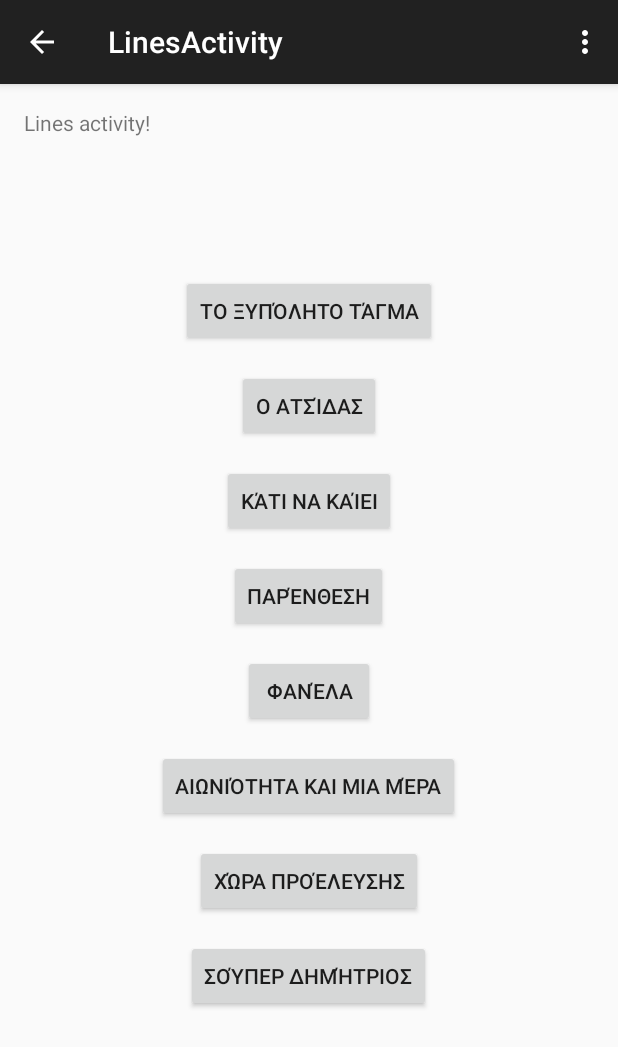
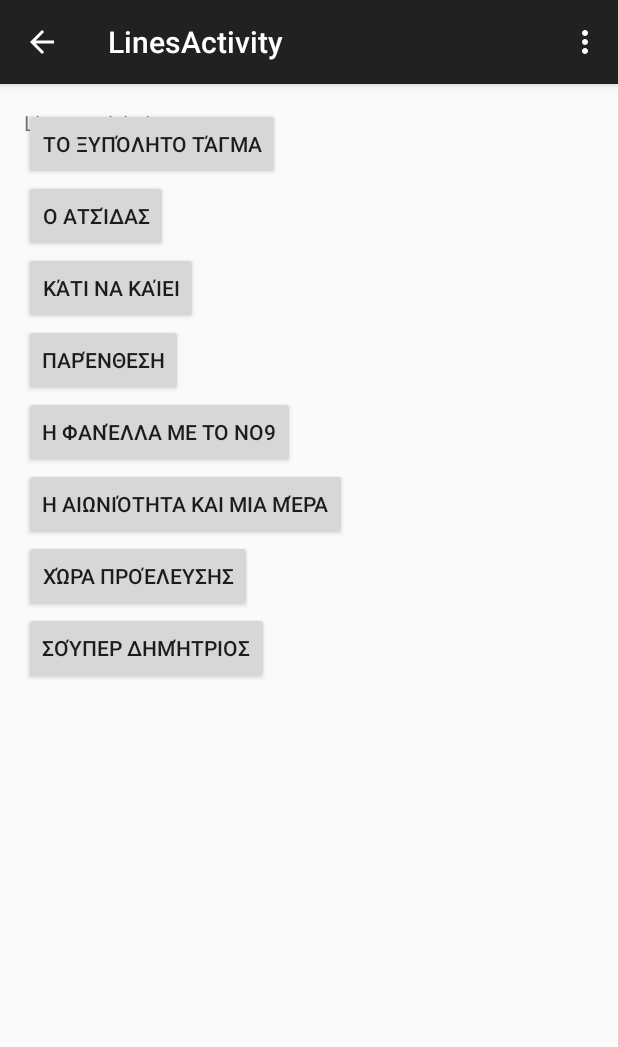
Before and after one commit to OSWINDS/CineMetro, an Android app: the LinesActivity screen opened directly, with no data from a screen before it, on a phone screen of 412 x 824 dp. Shown: the top 1047 px of the screen. Run offline under Robolectric (Android 15) with nearby library versions, the phone set to English and light mode, and no system bars.

Commit message:
ViewStation and Rate gets data from db. Missing the correct photos

```diff
--- a/app/src/main/java/cinemetroproject/cinemetro/LinesActivity.java
+++ b/app/src/main/java/cinemetroproject/cinemetro/LinesActivity.java
@@ -3,22 +3,37 @@ package cinemetroproject.cinemetro;
 import android.content.Intent;
 import android.support.v7.app.ActionBarActivity;
 import android.os.Bundle;
+import android.view.Gravity;
 import android.view.Menu;
 import android.view.MenuItem;
 import android.view.View;
+import android.view.ViewGroup;
 import android.widget.Button;
+import android.widget.LinearLayout;
 
 import cinemetroproject.cinemetro.R;
 
 public class LinesActivity extends ActionBarActivity {
+
+
+    private LinearLayout scrollView;
 
     @Override
     protected void onCreate(Bundle savedInstanceState) {
         super.onCreate(savedInstanceState);
         setContentView(R.layout.activity_lines);
 
-        Button stationButton = (Button) findViewById(R.id.station1);
-        stationButton.setOnClickListener(stationButtonOnClickListener);
+        scrollView = (LinearLayout)findViewById(R.id.scrollView);
+
+        for (int i=0; i<8; i++) {
+            Button stationButton = new Button(this);
+            stationButton.setText(dbAdapter.getInstance().getMovies().get(i).getTitle());
+            stationButton.setLayoutParams(new ViewGroup.LayoutParams(ViewGroup.LayoutParams.WRAP_CONTENT, ViewGroup.LayoutParams.WRAP_CONTENT));
+            stationButton.setId(i+7);
+            stationButton.setOnClickListener(stationButtonOnClickListener);
+            scrollView.addView(stationButton);
+        }
+
     }
 
 
@@ -46,7 +61,9 @@ public class LinesActivity extends ActionBarActivity {
         @Override
         public void onClick(View view) {
 
+
             Intent intent = new Intent(LinesActivity.this, ViewStation.class);
+            intent.putExtra("button_id", view.getId());
             LinesActivity.this.startActivity(intent);
             finish();
         }};
--- a/app/src/main/java/cinemetroproject/cinemetro/ViewStation.java
+++ b/app/src/main/java/cinemetroproject/cinemetro/ViewStation.java
@@ -23,6 +23,8 @@ import java.util.ArrayList;
  */
 public class ViewStation extends ActionBarActivity {
 
+    private int idStation;
+    private int actors; //count of actors
     private ImageView imageMovie;
     private TextView textViewTitle;
     private LinearLayout inHorizontalScrollView;
@@ -37,23 +39,27 @@ public class ViewStation extends ActionBarActivity {
         //setTheme(android.R.style.Theme_Light_Panel);
         super.onCreate(savedInstanceState);
         setContentView(R.layout.activity_view_station);
+
+        Intent intent = getIntent();
+        idStation = intent.getIntExtra("button_id", 0);
+
+        actors = dbAdapter.getInstance().getMovieByStation(idStation).getActors().size();
+
         inHorizontalScrollView = (LinearLayout)findViewById(R.id.actorsHsw);
 
         imageMovie =(ImageView)findViewById(R.id.imageMovie);
         imageMovie.setImageResource(R.drawable.image_08);
 
         textViewTitle =(TextView)findViewById(R.id.titleYear);
-        // ------------->>>>>>>>>>>>>>>>>>> edwwwwwwwwwwwwwwwwwwwwwww
-        textViewTitle.setText(dbAdapter.getInstance().getMovieByStation(7).getTitle());
-
+        textViewTitle.setText(dbAdapter.getInstance().getMovieByStation(idStation).getTitle() + dbAdapter.getInstance().getMovieByStation(idStation).getYear() + "\n");
 
         textViewDirector = (TextView)findViewById(R.id.director);
-        textViewDirector.setText("Σκηνοθεσία: Γιάννης Δαλιανίδης \n");
+        textViewDirector.setText("Σκηνοθεσία: " + dbAdapter.getInstance().getMovieByStation(idStation).getDirector() + "\n");
 
-        for (int i=0; i<15; i++) {
+        for (int i=0; i<actors; i++) {
             Button imageActor = new Button(this);
             imageActor.setBackgroundResource(R.drawable.zervos);
-            imageActor.setText("Ζερβος Παντελής");
+            imageActor.setText(dbAdapter.getInstance().getMovieByStation(idStation).getActors().get(i));
             imageActor.setGravity(Gravity.BOTTOM | Gravity.CENTER);
             imageActor.setMaxHeight(5);
             imageActor.setMaxWidth(10);
@@ -62,8 +68,7 @@ public class ViewStation extends ActionBarActivity {
         }
 
         textViewInfo = (TextView)findViewById(R.id.info);
-        textViewInfo.setText("Δύο αδέρφια προσπαθούν να ισορροπήσουν ανάμεσα στις αισθηματικές τους σχέσεις και στις συντηρητικές αρχές της πατρικής οικίας τους. \n" +
-                "Εξ ολοκλήρου γυρισμένη στην Θεσσαλονίκη: Πανόραμα, περιοχή Ανθέων, Κέντρο Θεσσαλονίκης");
+        textViewInfo.setText(dbAdapter.getInstance().getMovieByStation(idStation).getDescription());
 
         goAheadButton = (Button) findViewById(R.id.go_ahead_button);
         goAheadButton.setOnClickListener(goAheadButtonOnClickListener);
--- a/app/src/main/res/layout/activity_lines.xml
+++ b/app/src/main/res/layout/activity_lines.xml
@@ -15,120 +15,14 @@
         android:id="@+id/textView" />
 
     <ScrollView
-        android:layout_width="fill_parent"
-        android:layout_height="fill_parent" >
-
+        android:layout_width="match_parent"
+        android:layout_height="wrap_content">
         <LinearLayout
-            android:layout_width="fill_parent"
+            android:id="@+id/scrollView"
+            android:layout_width="wrap_content"
             android:layout_height="wrap_content"
-            android:orientation="vertical" >
-
-            <Button
-                android:layout_width="wrap_content"
-                android:layout_height="wrap_content"
-                android:text="Το Ξυπόλητο Τάγμα"
-                android:id="@+id/station1"
-                android:layout_below="@+id/textView"
-                android:layout_alignParentLeft="true"
-                android:layout_alignParentStart="true"
-                android:layout_marginTop="111dp"
-                android:layout_gravity="center_horizontal"
-                android:layout_alignParentRight="true"
-                android:layout_alignParentEnd="true" />
-
-            <Button
-                android:layout_width="wrap_content"
-                android:layout_height="wrap_content"
-                android:text="Ο Ατσίδας"
-                android:id="@+id/station2"
-                android:layout_below="@+id/textView"
-                android:layout_alignParentLeft="true"
-                android:layout_alignParentStart="true"
-                android:layout_marginTop="15dp"
-                android:layout_gravity="center_horizontal"
-                android:layout_alignParentRight="true"
-                android:layout_alignParentEnd="true" />
-
-            <Button
-                android:layout_width="wrap_content"
-                android:layout_height="wrap_content"
-                android:text="Κάτι να καίει"
-                android:id="@+id/station3"
-                android:layout_below="@+id/textView"
-                android:layout_alignParentLeft="true"
-                android:layout_alignParentStart="true"
-                android:layout_marginTop="15dp"
-                android:layout_gravity="center_horizontal"
-                android:layout_alignParentRight="true"
-                android:layout_alignParentEnd="true" />
-
-            <Button
-                android:layout_width="wrap_content"
-                android:layout_height="wrap_content"
-                android:text="Παρένθεση"
-                android:id="@+id/station4"
-                android:layout_below="@+id/textView"
-                android:layout_alignParentLeft="true"
-                android:layout_alignParentStart="true"
-                android:layout_marginTop="15dp"
-                android:layout_gravity="center_horizontal"
-                android:layout_alignParentRight="true"
-                android:layout_alignParentEnd="true" />
-
-            <Button
-                android:layout_width="wrap_content"
-                android:layout_height="wrap_content"
-                android:text="Φανέλα"
-                android:id="@+id/station5"
-                android:layout_below="@+id/textView"
-                android:layout_alignParentLeft="true"
-                android:layout_alignParentStart="true"
-                android:layout_marginTop="15dp"
-                android:layout_gravity="center_horizontal"
-                android:layout_alignParentRight="true"
-                android:layout_alignParentEnd="true" />
-
-            <Button
-                android:layout_width="wrap_content"
-                android:layout_height="wrap_content"
-                android:text="Αιωνιότητα και μια μέρα"
-                android:id="@+id/station6"
-                android:layout_below="@+id/textView"
-                android:layout_alignParentLeft="true"
-                android:layout_alignParentStart="true"
-                android:layout_marginTop="15dp"
-                android:layout_gravity="center_horizontal"
-                android:layout_alignParentRight="true"
-                android:layout_alignParentEnd="true" />
-
-            <Button
-                android:layout_width="wrap_content"
-                android:layout_height="wrap_content"
-                android:text="Χώρα Προέλευσης"
-                android:id="@+id/station7"
-                android:layout_below="@+id/textView"
-                android:layout_alignParentLeft="true"
-                android:layout_alignParentStart="true"
-                android:layout_marginTop="15dp"
-                android:layout_gravity="center_horizontal"
-                android:layout_alignParentRight="true"
-                android:layout_alignParentEnd="true" />
-
-            <Button
-                android:layout_width="wrap_content"
-                android:layout_height="wrap_content"
-                android:text="Σούπερ Δημήτριος"
-                android:id="@+id/station8"
-                android:layout_below="@+id/textView"
-                android:layout_alignParentLeft="true"
-                android:layout_alignParentStart="true"
-                android:layout_marginTop="15dp"
-                android:layout_gravity="center_horizontal"
-                android:layout_alignParentRight="true"
-                android:layout_alignParentEnd="true" />
-
-
-
+            android:layout_centerHorizontal="true"
+            android:orientation="vertical">
         </LinearLayout>
     </ScrollView>
 
```
Also changed, not shown: 1 other file.
